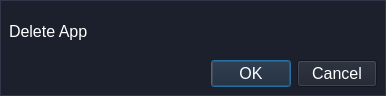
Old version of the form builder/uis/app_builder_delete_app.ui in the repository ufopilot/QT-App-Builder.
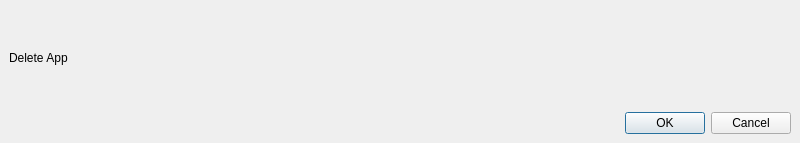
New version of the form.

```diff
--- a/builder/uis/app_builder_delete_app.ui
+++ b/builder/uis/app_builder_delete_app.ui
@@ -6,39 +6,14 @@
    <rect>
     <x>0</x>
     <y>0</y>
-    <width>386</width>
-    <height>96</height>
+    <width>800</width>
+    <height>143</height>
    </rect>
   </property>
   <property name="windowTitle">
    <string>MainWindow</string>
   </property>
-  <widget class="QWidget" name="centralwidget">
-   <property name="styleSheet">
-    <string notr="true">
-*{
-	background: #1b202c;
-	color: #fff;
-	font-size: 16px;
-}
- 
-
-#centralwidget{
-	border: 1px  solid  rgb(49, 54, 72);
-}
-
-
-
-QFrame{ 
-    border: 0px solid;
-}
-
-QLabel{
-	min-width: 100px;
-}
-
-</string>
-   </property>
+  <widget class="QWidget" name="AppDeleter">
    <layout class="QVBoxLayout" name="verticalLayout">
     <item>
      <widget class="QLabel" name="label">
```
